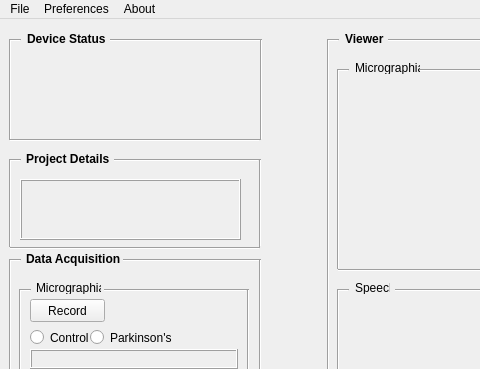
The window that Wacom_FE/Release/Wafex_UI.ui (souvikchakraborty98/WACOM) describes before a commit, drawn with Qt 5; both pictures show x 0 to 480 and y 0 to 369 of the 658 by 580 pixel window.
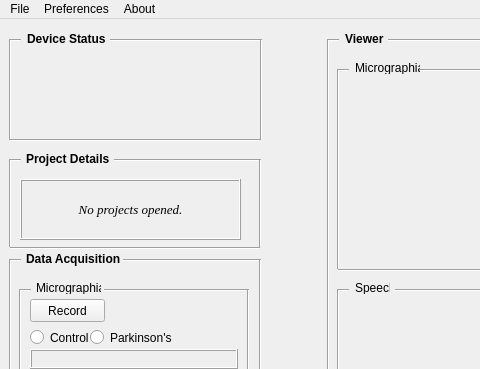
The same window after the commit.

The edit to the form file:
```diff
--- a/Wacom_FE/Release/Wafex_UI.ui
+++ b/Wacom_FE/Release/Wafex_UI.ui
@@ -714,6 +714,7 @@
      <font>
       <family>Times New Roman</family>
       <pointsize>10</pointsize>
+      <italic>true</italic>
      </font>
     </property>
     <property name="frameShape">
@@ -726,10 +727,10 @@
      <number>1</number>
     </property>
     <property name="text">
-     <string/>
+     <string>No projects opened.</string>
     </property>
     <property name="alignment">
-     <set>Qt::AlignLeading|Qt::AlignLeft|Qt::AlignTop</set>
+     <set>Qt::AlignCenter</set>
     </property>
    </widget>
    <widget class="QLabel" name="WacExtStatus">
```
